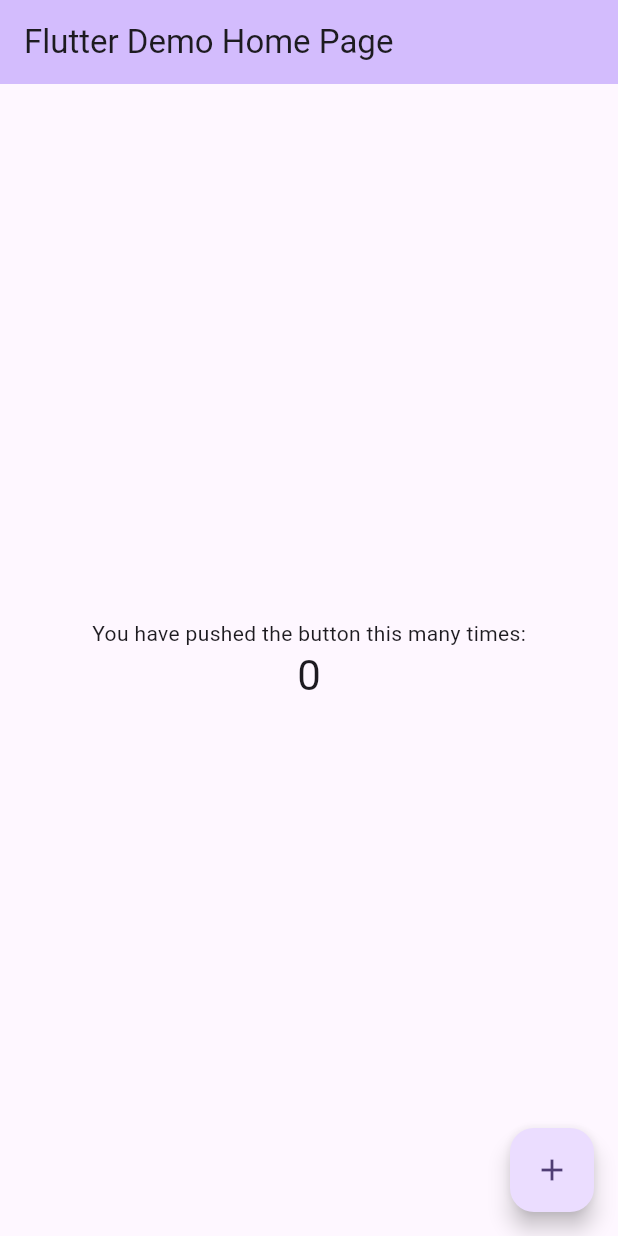
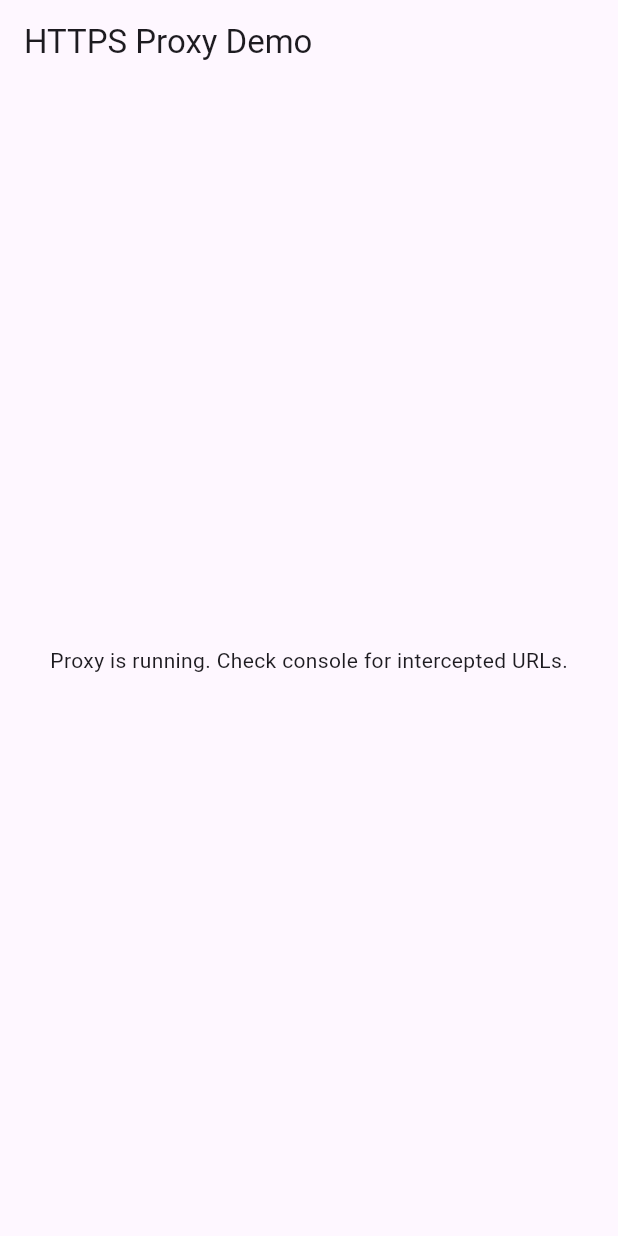
Before and after one commit to a00012025/flutter-proxy-poc, a Flutter app: the screen it shows after launch, on a phone screen of 412 x 824 dp. Run offline on Flutter 3.47's test engine with Material 3 defaults, Android fonts, the phone set to English and light mode, and no system bars.

Commit message:
feat: proxy test

```diff
--- a/lib/main.dart
+++ b/lib/main.dart
@@ -1,4 +1,9 @@
+import 'dart:io';
+import 'dart:async';
+
 import 'package:flutter/material.dart';
+import 'package:flutter/services.dart';
+import 'package:path_provider/path_provider.dart';
 
 void main() {
   runApp(const MyApp());
@@ -7,119 +12,111 @@ void main() {
 class MyApp extends StatelessWidget {
   const MyApp({super.key});
 
-  // This widget is the root of your application.
   @override
   Widget build(BuildContext context) {
-    return MaterialApp(
-      title: 'Flutter Demo',
-      theme: ThemeData(
-        // This is the theme of your application.
-        //
-        // TRY THIS: Try running your application with "flutter run". You'll see
-        // the application has a blue toolbar. Then, without quitting the app,
-        // try changing the seedColor in the colorScheme below to Colors.green
-        // and then invoke "hot reload" (save your changes or press the "hot
-        // reload" button in a Flutter-supported IDE, or press "r" if you used
-        // the command line to start the app).
-        //
-        // Notice that the counter didn't reset back to zero; the application
-        // state is not lost during the reload. To reset the state, use hot
-        // restart instead.
-        //
-        // This works for code too, not just values: Most code changes can be
-        // tested with just a hot reload.
-        colorScheme: ColorScheme.fromSeed(seedColor: Colors.deepPurple),
-        useMaterial3: true,
-      ),
-      home: const MyHomePage(title: 'Flutter Demo Home Page'),
+    return const MaterialApp(
+      home: ProxyDemo(),
     );
   }
 }
 
-class MyHomePage extends StatefulWidget {
-  const MyHomePage({super.key, required this.title});
-
-  // This widget is the home page of your application. It is stateful, meaning
-  // that it has a State object (defined below) that contains fields that affect
-  // how it looks.
-
-  // This class is the configuration for the state. It holds the values (in this
-  // case the title) provided by the parent (in this case the App widget) and
-  // used by the build method of the State. Fields in a Widget subclass are
-  // always marked "final".
-
-  final String title;
+class ProxyDemo extends StatefulWidget {
+  const ProxyDemo({super.key});
 
   @override
-  State<MyHomePage> createState() => _MyHomePageState();
+  _ProxyDemoState createState() => _ProxyDemoState();
 }
 
-class _MyHomePageState extends State<MyHomePage> {
-  int _counter = 0;
+class _ProxyDemoState extends State<ProxyDemo> {
+  HttpServer? _server;
 
-  void _incrementCounter() {
-    setState(() {
-      // This call to setState tells the Flutter framework that something has
-      // changed in this State, which causes it to rerun the build method below
-      // so that the display can reflect the updated values. If we changed
-      // _counter without calling setState(), then the build method would not be
-      // called again, and so nothing would appear to happen.
-      _counter++;
-    });
+  @override
+  void initState() {
+    super.initState();
+    startProxy();
+  }
+
+  @override
+  void dispose() {
+    _server?.close();
+    super.dispose();
+  }
+
+  Future<void> startProxy() async {
+    try {
+      // Load the key from the assets and write it to a temporary file
+      final keyData = await rootBundle.load('assets/harry-proxy.key');
+      final tempDir = await getApplicationDocumentsDirectory();
+      final keyFile = File('${tempDir.path}/harry-proxy.key');
+      await keyFile.writeAsBytes(keyData.buffer.asUint8List());
+
+      // Load the certificate from the assets and write it to a temporary file
+      final certData = await rootBundle.load('assets/harry-proxy.crt');
+      final certFile = File('${tempDir.path}/harry-proxy.crt');
+      await certFile.writeAsBytes(certData.buffer.asUint8List());
+
+      // Loading the certificate and key
+      final securityContext = SecurityContext()
+        ..useCertificateChain(certFile.path)
+        ..usePrivateKey(keyFile.path);
+
+      // Bind the server
+      _server = await HttpServer.bindSecure(
+        InternetAddress.anyIPv4,
+        8080,
+        securityContext,
+      );
+
+      print('Proxy server running on https://localhost:8080');
+
+      await for (HttpRequest request in _server!) {
+        // Extract and log the requested URL
+        final uri = request.uri.toString();
+        print('Intercepted URL: $uri');
+
+        // Forward the request to the intended server
+        final HttpClient httpClient = HttpClient(context: securityContext);
+        final HttpClientRequest clientRequest =
+            await httpClient.openUrl(request.method, request.uri);
+
+        // Copy headers
+        request.headers.forEach((name, values) {
+          for (var value in values) {
+            clientRequest.headers.add(name, value);
+          }
+        });
+
+        // Copy body if it exists
+        if (request.contentLength > 0) {
+          await request.pipe(clientRequest as StreamConsumer<Uint8List>);
+        }
+
+        // Get response from the server
+        final HttpClientResponse clientResponse = await clientRequest.close();
+
+        // Send the response back to the client
+        request.response.statusCode = clientResponse.statusCode;
+        clientResponse.headers.forEach((name, values) {
+          for (var value in values) {
+            request.response.headers.add(name, value);
+          }
+        });
+        await clientResponse.pipe(request.response);
+      }
+    } catch (e) {
+      print('Failed to start proxy: $e');
+    }
   }
 
   @override
   Widget build(BuildContext context) {
-    // This method is rerun every time setState is called, for instance as done
-    // by the _incrementCounter method above.
-    //
-    // The Flutter framework has been optimized to make rerunning build methods
-    // fast, so that you can just rebuild anything that needs updating rather
-    // than having to individually change instances of widgets.
     return Scaffold(
       appBar: AppBar(
-        // TRY THIS: Try changing the color here to a specific color (to
-        // Colors.amber, perhaps?) and trigger a hot reload to see the AppBar
-        // change color while the other colors stay the same.
-        backgroundColor: Theme.of(context).colorScheme.inversePrimary,
-        // Here we take the value from the MyHomePage object that was created by
-        // the App.build method, and use it to set our appbar title.
-        title: Text(widget.title),
+        title: const Text('HTTPS Proxy Demo'),
       ),
-      body: Center(
-        // Center is a layout widget. It takes a single child and positions it
-        // in the middle of the parent.
-        child: Column(
-          // Column is also a layout widget. It takes a list of children and
-          // arranges them vertically. By default, it sizes itself to fit its
-          // children horizontally, and tries to be as tall as its parent.
-          //
-          // Column has various properties to control how it sizes itself and
-          // how it positions its children. Here we use mainAxisAlignment to
-          // center the children vertically; the main axis here is the vertical
-          // axis because Columns are vertical (the cross axis would be
-          // horizontal).
-          //
-          // TRY THIS: Invoke "debug painting" (choose the "Toggle Debug Paint"
-          // action in the IDE, or press "p" in the console), to see the
-          // wireframe for each widget.
-          mainAxisAlignment: MainAxisAlignment.center,
-          children: <Widget>[
-            const Text(
-              'You have pushed the button this many times:',
-            ),
-            Text(
-              '$_counter',
-              style: Theme.of(context).textTheme.headlineMedium,
-            ),
-          ],
-        ),
+      body: const Center(
+        child: Text('Proxy is running. Check console for intercepted URLs.'),
       ),
-      floatingActionButton: FloatingActionButton(
-        onPressed: _incrementCounter,
-        tooltip: 'Increment',
-        child: const Icon(Icons.add),
-      ), // This trailing comma makes auto-formatting nicer for build methods.
     );
   }
 }
```
